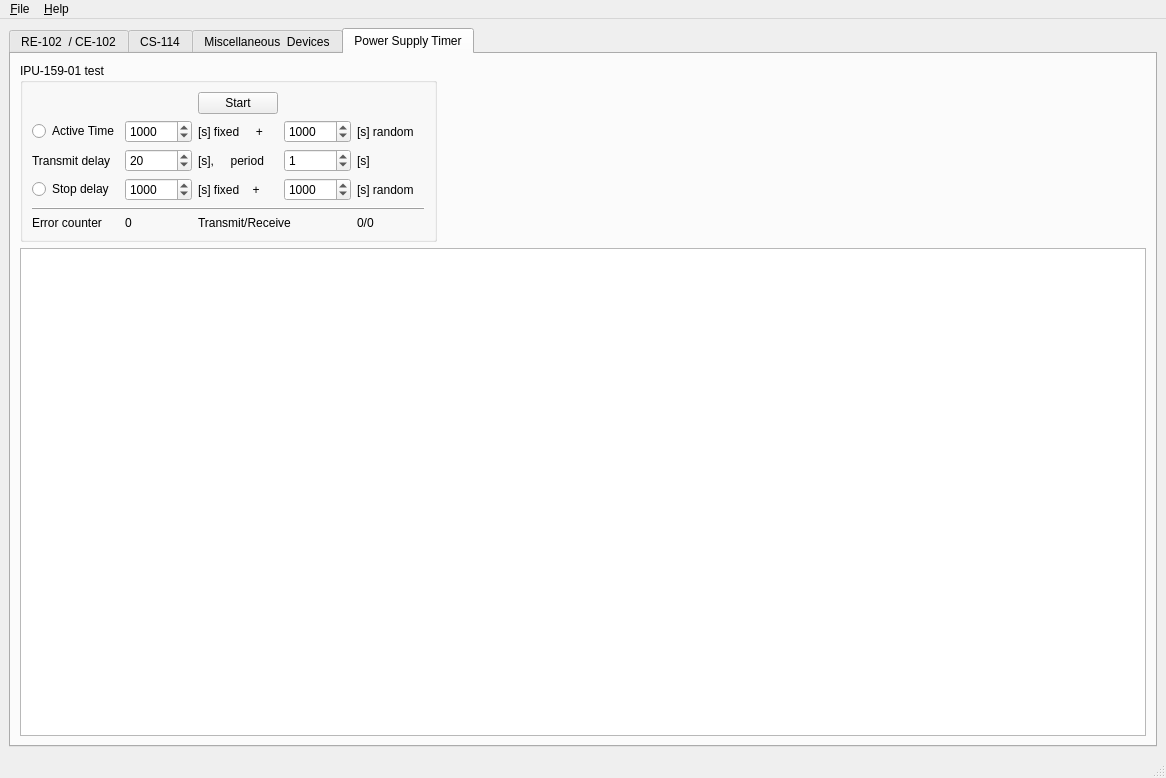
Before: the Qt Designer form src/mainwindow.ui in ZdenekZechovsky/EMCctrl, drawn with Qt 5.
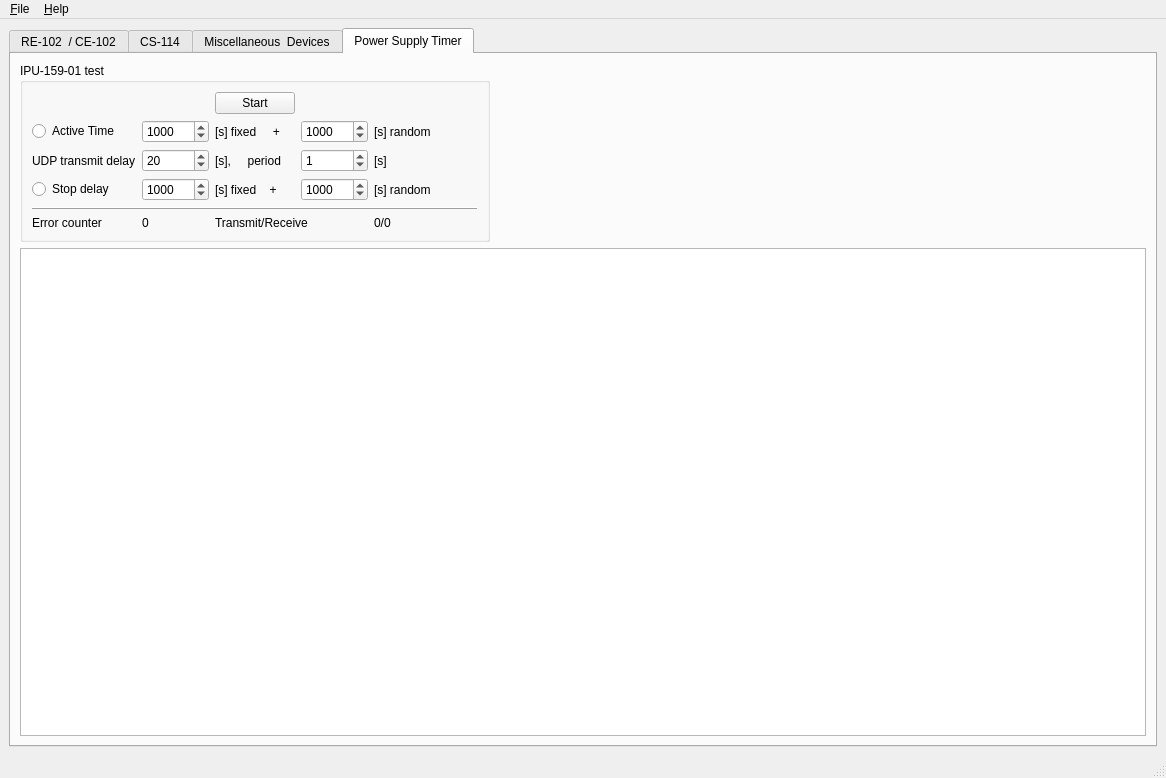
After: the same form once the commit is applied. The open tabs and pages were chosen to show the change. Icons and pictures are not drawn. Custom widgets are drawn as their Qt base class.

Commit message: Úprava textu v logu a upozornění v connect parametru funkce

Patch:
```diff
--- a/src/mainwindow.ui
+++ b/src/mainwindow.ui
@@ -1662,7 +1662,7 @@
           </property>
           <property name="maximumSize">
            <size>
-            <width>417</width>
+            <width>470</width>
             <height>181</height>
            </size>
           </property>
@@ -1745,7 +1745,7 @@
            <item row="2" column="0">
             <widget class="QLabel" name="label_46">
              <property name="text">
-              <string>Transmit delay</string>
+              <string>UDP transmit delay</string>
              </property>
             </widget>
            </item>
```
Left out of the diff: 20 changed lines with no effect on the pictures. The commit also changes 2 other files.
